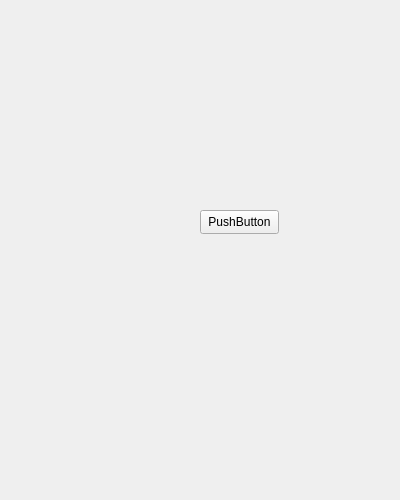
Old version of the form src/flood_qgis.ui in the repository rskelly/flood.
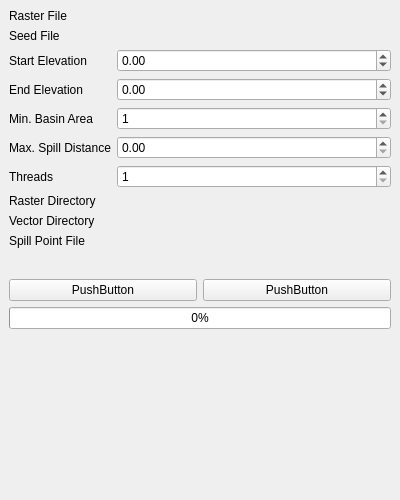
New version of the form. Custom widgets are drawn as their Qt base class.

Commit message: Added Gui to flood plugin.

The edit to the form file:
```diff
--- a/src/flood_qgis.ui
+++ b/src/flood_qgis.ui
@@ -14,19 +14,174 @@
    <string>gsDockWidget</string>
   </property>
   <widget class="QWidget" name="dockWidgetContents">
-   <widget class="QPushButton" name="pushButton">
-    <property name="geometry">
-     <rect>
-      <x>200</x>
-      <y>210</y>
-      <width>79</width>
-      <height>24</height>
-     </rect>
+   <layout class="QFormLayout" name="formLayout">
+    <property name="fieldGrowthPolicy">
+     <enum>QFormLayout::AllNonFixedFieldsGrow</enum>
     </property>
-    <property name="text">
-     <string>PushButton</string>
-    </property>
-   </widget>
+    <item row="0" column="0">
+     <widget class="QLabel" name="label">
+      <property name="text">
+       <string>Raster File</string>
+      </property>
+     </widget>
+    </item>
+    <item row="0" column="1">
+     <widget class="QgsFileWidget" name="fleInputRaster"/>
+    </item>
+    <item row="1" column="0">
+     <widget class="QLabel" name="label_2">
+      <property name="text">
+       <string>Seed File</string>
+      </property>
+     </widget>
+    </item>
+    <item row="1" column="1">
+     <widget class="QgsFileWidget" name="fleInputSeeds"/>
+    </item>
+    <item row="2" column="0">
+     <widget class="QLabel" name="label_6">
+      <property name="text">
+       <string>Start Elevation</string>
+      </property>
+     </widget>
+    </item>
+    <item row="2" column="1">
+     <widget class="QgsDoubleSpinBox" name="spnStartelev">
+      <property name="minimum">
+       <double>-1000.000000000000000</double>
+      </property>
+      <property name="maximum">
+       <double>30000.000000000000000</double>
+      </property>
+     </widget>
+    </item>
+    <item row="3" column="0">
+     <widget class="QLabel" name="label_7">
+      <property name="text">
+       <string>End Elevation</string>
+      </property>
+     </widget>
+    </item>
+    <item row="3" column="1">
+     <widget class="QgsDoubleSpinBox" name="spnEndElev">
+      <property name="minimum">
+       <double>-1000.000000000000000</double>
+      </property>
+      <property name="maximum">
+       <double>30000.000000000000000</double>
+      </property>
+     </widget>
+    </item>
+    <item row="4" column="0">
+     <widget class="QLabel" name="label_8">
+      <property name="text">
+       <string>Min. Basin Area</string>
+      </property>
+     </widget>
+    </item>
+    <item row="4" column="1">
+     <widget class="QgsSpinBox" name="spnBasinArea">
+      <property name="minimum">
+       <number>1</number>
+      </property>
+      <property name="maximum">
+       <number>1000000</number>
+      </property>
+      <property name="value">
+       <number>1</number>
+      </property>
+     </widget>
+    </item>
+    <item row="5" column="0">
+     <widget class="QLabel" name="label_9">
+      <property name="text">
+       <string>Max. Spill Distance</string>
+      </property>
+     </widget>
+    </item>
+    <item row="5" column="1">
+     <widget class="QgsDoubleSpinBox" name="spnSpillDistance">
+      <property name="maximum">
+       <double>1000.000000000000000</double>
+      </property>
+     </widget>
+    </item>
+    <item row="6" column="0">
+     <widget class="QLabel" name="label_10">
+      <property name="text">
+       <string>Threads</string>
+      </property>
+     </widget>
+    </item>
+    <item row="6" column="1">
+     <widget class="QgsSpinBox" name="spnThreads">
+      <property name="minimum">
+       <number>1</number>
+      </property>
+      <property name="value">
+       <number>1</number>
+      </property>
+     </widget>
+    </item>
+    <item row="7" column="0">
+     <widget class="QLabel" name="label_4">
+      <property name="text">
+       <string>Raster Directory</string>
+      </property>
+     </widget>
+    </item>
+    <item row="7" column="1">
+     <widget class="QgsFileWidget" name="fleOutputRaster"/>
+    </item>
+    <item row="8" column="0">
+     <widget class="QLabel" name="label_3">
+      <property name="text">
+       <string>Vector Directory</string>
+      </property>
+     </widget>
+    </item>
+    <item row="8" column="1">
+     <widget class="QgsFileWidget" name="fleOutputVector"/>
+    </item>
+    <item row="9" column="0">
+     <widget class="QLabel" name="label_5">
+      <property name="text">
+       <string>Spill Point File</string>
+      </property>
+     </widget>
+    </item>
+    <item row="9" column="1">
+     <widget class="QgsFileWidget" name="fleOutputSpill"/>
+    </item>
+    <item row="11" column="0" colspan="2">
+     <layout class="QHBoxLayout" name="horizontalLayout_2">
+      <property name="topMargin">
+       <number>25</number>
+      </property>
+      <item>
+       <widget class="QPushButton" name="pushButton">
+        <property name="text">
+         <string>PushButton</string>
+        </property>
+       </widget>
+      </item>
+      <item>
+       <widget class="QPushButton" name="pushButton_2">
+        <property name="text">
+         <string>PushButton</string>
+        </property>
+       </widget>
+      </item>
+     </layout>
+    </item>
+    <item row="12" column="0" colspan="2">
+     <widget class="QProgressBar" name="progressBar">
+      <property name="value">
+       <number>0</number>
+      </property>
+     </widget>
+    </item>
+   </layout>
   </widget>
  </widget>
  <customwidgets>
@@ -36,6 +191,21 @@
    <header>qgsdockwidget.h</header>
    <container>1</container>
   </customwidget>
+  <customwidget>
+   <class>QgsDoubleSpinBox</class>
+   <extends>QDoubleSpinBox</extends>
+   <header>qgsdoublespinbox.h</header>
+  </customwidget>
+  <customwidget>
+   <class>QgsFileWidget</class>
+   <extends>QWidget</extends>
+   <header>qgsfilewidget.h</header>
+  </customwidget>
+  <customwidget>
+   <class>QgsSpinBox</class>
+   <extends>QSpinBox</extends>
+   <header>qgsspinbox.h</header>
+  </customwidget>
  </customwidgets>
  <resources/>
  <connections/>
```
Left out of the diff: 6 changed lines with no effect on the pictures. The commit also changes 2 other files.
